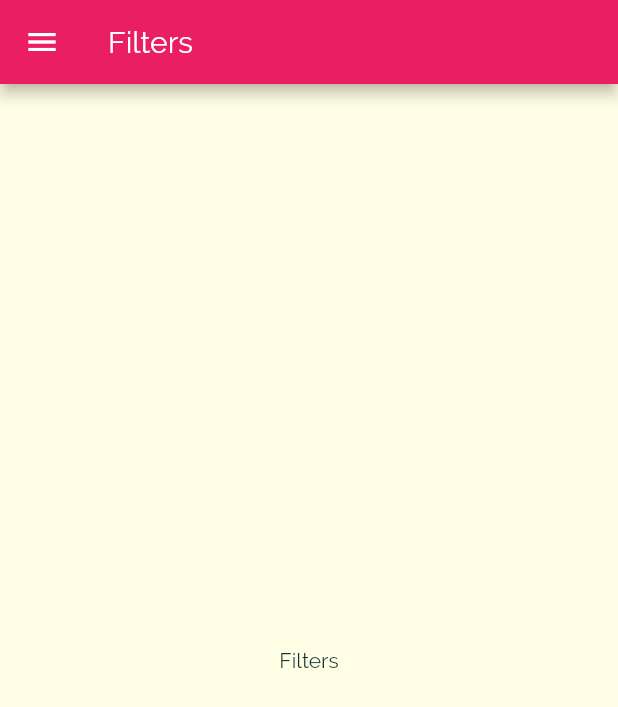
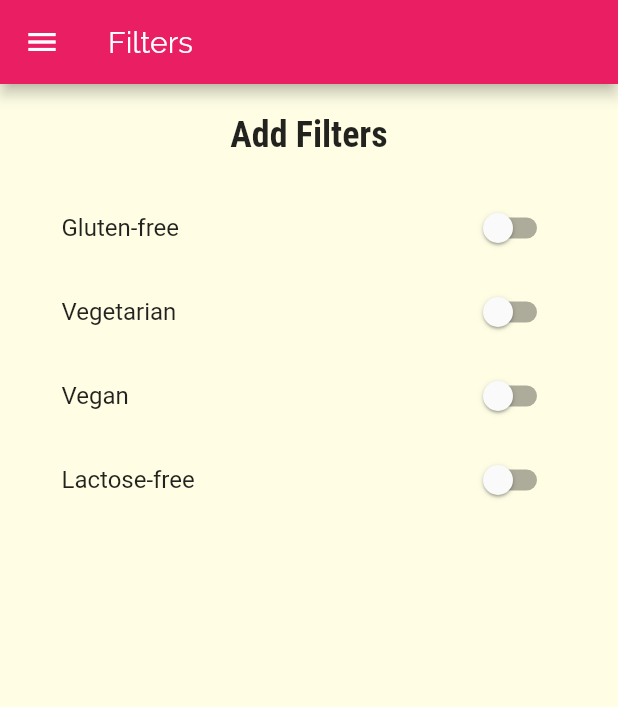
Before and after one commit to Ayesh1998/meals_flutter_app, a Flutter app: the FiltersScreen screen opened by its route, on a phone screen of 412 x 824 dp. Shown: the top 707 px of the screen. Run offline on Flutter 3.47's test engine with Material 2 defaults, Android fonts, the phone set to English and light mode, and no system bars.

Commit message:
Finished filters screen

```diff
--- a/lib/screens/category_meals_screen.dart
+++ b/lib/screens/category_meals_screen.dart
@@ -6,7 +6,6 @@ import '../models/meal.dart';
 
 class CategoryMealsScreen extends StatefulWidget {
   static const routeName = '/category-meals';
-
   @override
   _CategoryMealsScreenState createState() => _CategoryMealsScreenState();
 }
--- a/lib/screens/filters_screen.dart
+++ b/lib/screens/filters_screen.dart
@@ -1,16 +1,78 @@
 import 'package:flutter/material.dart';
 import 'package:meals_flutter_app/widgets/main_drawer.dart';
 
-class FiltersScreen extends StatelessWidget {
+class FiltersScreen extends StatefulWidget {
   static const routeName = '/filters';
+
+  @override
+  _FiltersScreenState createState() => _FiltersScreenState();
+}
+
+class _FiltersScreenState extends State<FiltersScreen> {
+  bool _glutenFree = false;
+  bool _vegetarian = false;
+  bool _vegan = false;
+  bool _lactoseFree = false;
+
   @override
   Widget build(BuildContext context) {
     return Scaffold(
       appBar: AppBar(
         title: Text('Filters'),
       ),
-      body: Center(
-        child: Text('Filters'),
+      body: Column(
+        children: <Widget>[
+          Container(
+            padding: EdgeInsets.all(20),
+            child: Text(
+              "Add Filters",
+              style: Theme.of(context).textTheme.headline6,
+            ),
+          ),
+          Expanded(
+            child: ListView(
+              padding: EdgeInsets.symmetric(horizontal: 25, vertical: 0),
+              children: <Widget>[
+                SwitchListTile(
+                  value: _glutenFree,
+                  title: Text('Gluten-free'),
+                  onChanged: (value) {
+                    setState(() {
+                      _glutenFree = value;
+                    });
+                  },
+                ),
+                SwitchListTile(
+                  value: _vegetarian,
+                  title: Text('Vegetarian'),
+                  onChanged: (value) {
+                    setState(() {
+                      _vegetarian = value;
+                    });
+                  },
+                ),
+                SwitchListTile(
+                  value: _vegan,
+                  title: Text('Vegan'),
+                  onChanged: (value) {
+                    setState(() {
+                      _vegan = value;
+                    });
+                  },
+                ),
+                SwitchListTile(
+                  value: _lactoseFree,
+                  title: Text('Lactose-free'),
+                  onChanged: (value) {
+                    setState(() {
+                      _lactoseFree = value;
+                    });
+                  },
+                ),
+              ],
+            ),
+          )
+        ],
       ),
       drawer: MainDrawer(),
     );
```
